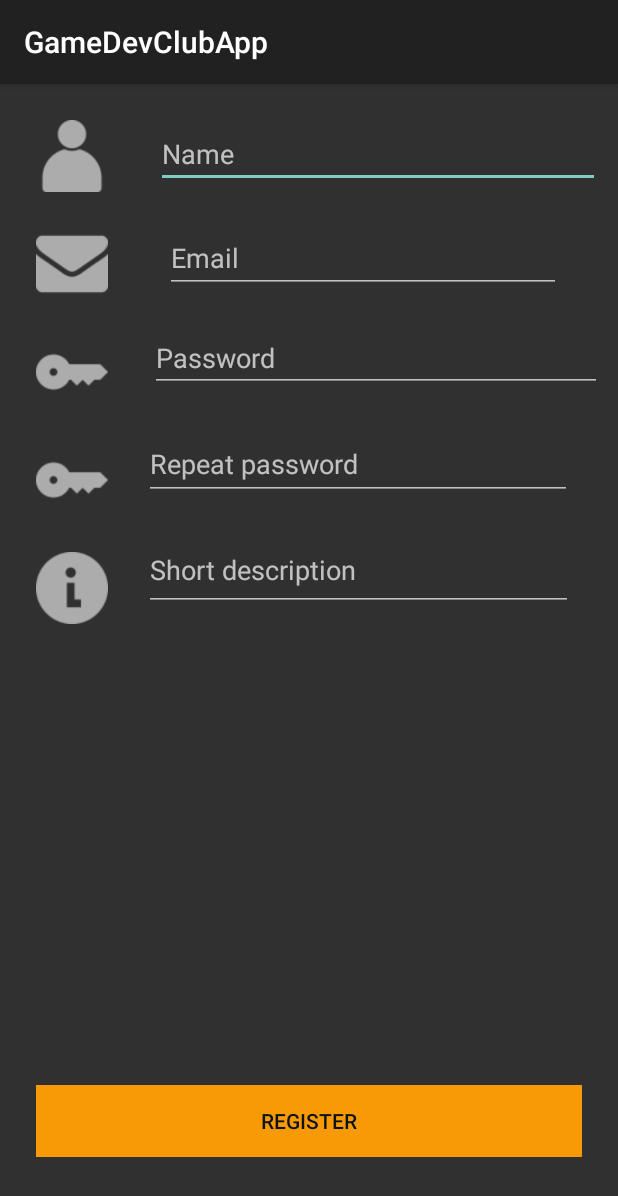
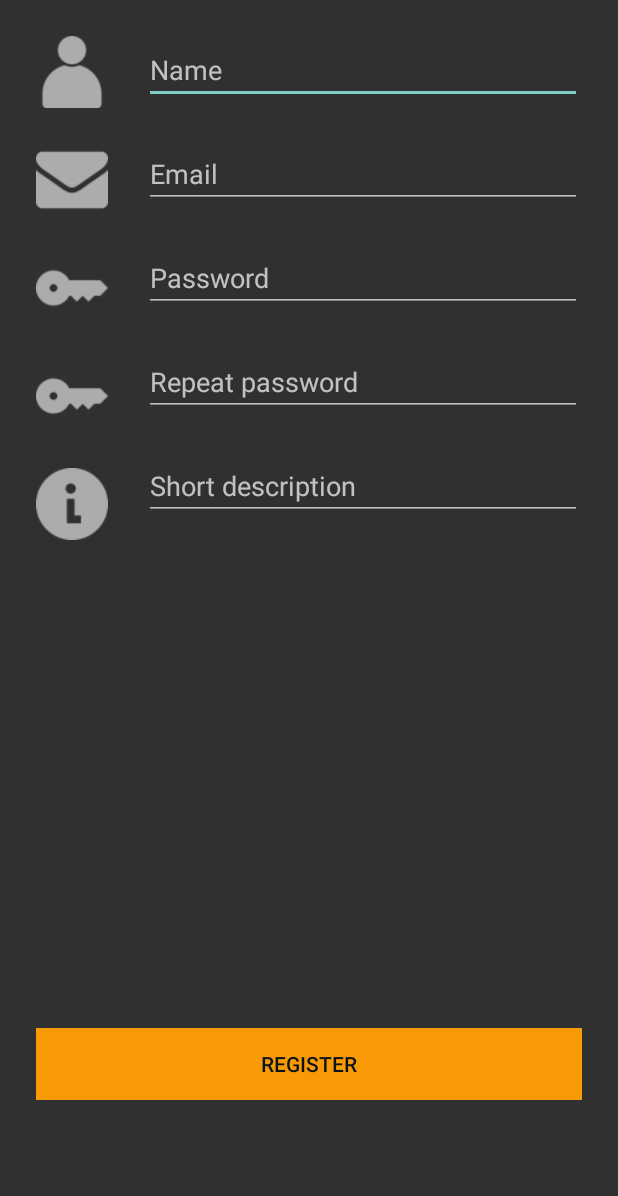
Before and after one commit to KamilHrebeniuk/CollabGamesApp, an Android app: the screen it shows after launch (RegisterActivity), after a tap on "REGISTER", on a phone screen of 412 x 824 dp. Shown: the top 1196 px of the screen. Run offline under Robolectric (Android 15) with nearby library versions, the phone set to English and light mode, and no system bars; our stand-ins replace Volley.

Commit message:
NoActionBar + Przesunięcie guzika rejestracji

```diff
--- a/app/src/main/AndroidManifest.xml
+++ b/app/src/main/AndroidManifest.xml
@@ -10,7 +10,7 @@
             android:label="@string/app_name"
             android:roundIcon="@mipmap/ic_launcher_round"
             android:supportsRtl="true"
-            android:theme="@style/Theme.AppCompat"
+            android:theme="@style/Theme.AppCompat.NoActionBar"
             android:usesCleartextTraffic="true">
         <activity android:name=".MenuGuestActivity">
         </activity>
--- a/app/src/main/res/layout-v26/activity_registration.xml
+++ b/app/src/main/res/layout-v26/activity_registration.xml
@@ -5,7 +5,7 @@
         xmlns:app="http://schemas.android.com/apk/res-auto"
         android:layout_width="match_parent"
         android:layout_height="match_parent"
-        tools:context=".RegistrationActivity">
+        tools:context=".RegisterActivity">
 
     <ImageView
             android:id="@+id/registrationNickImg"
@@ -18,19 +18,17 @@
             app:layout_constraintTop_toTopOf="parent"
             android:layout_marginHorizontal="24dp"
             app:layout_constraintStart_toStartOf="parent" android:layout_marginStart="24dp"
-            app:layout_constraintEnd_toStartOf="@+id/registrationNick" android:layout_marginEnd="24dp"/>
+    />
     <EditText
             android:id="@+id/registrationNick"
             android:layout_width="0dp"
             android:layout_height="wrap_content"
             android:hint="@string/prompt_name"
             android:inputType="textPersonName|textCapWords"
-            app:layout_constraintStart_toEndOf="@+id/registrationNickImg"
-            android:layout_marginStart="8dp"
-            app:layout_constraintEnd_toEndOf="parent" android:layout_marginEnd="12dp" android:layout_marginTop="56dp"
-            app:layout_constraintTop_toTopOf="parent" app:layout_constraintHorizontal_bias="1.0"
-            android:layout_marginVertical="24dp"
-            android:importantForAutofill="no"/>
+            app:layout_constraintEnd_toEndOf="parent" android:layout_marginEnd="8dp" android:layout_marginTop="56dp"
+            app:layout_constraintTop_toTopOf="parent"
+            android:layout_margin="24dp"
+            app:layout_constraintStart_toEndOf="@+id/registrationNickImg" android:layout_marginStart="8dp"/>
     <ImageView
             android:id="@+id/registrationEmailImg"
             android:src="@drawable/envelope"
@@ -43,15 +41,19 @@
             android:layout_marginStart="24dp"/>
     <EditText
             android:id="@+id/registrationEmail"
-            android:layout_width="264dp"
-            android:layout_height="46dp"
+            android:layout_width="0dp"
+            android:layout_height="wrap_content"
             android:hint="@string/prompt_email"
             android:inputType="textEmailAddress"
             android:selectAllOnFocus="true"
             app:layout_constraintStart_toEndOf="@+id/registrationEmailImg"
-            android:layout_marginTop="24dp" app:layout_constraintTop_toBottomOf="@+id/registrationNick"
-            android:layout_marginEnd="8dp" app:layout_constraintEnd_toEndOf="parent" android:layout_marginStart="8dp"
-            android:importantForAutofill="no"/>
+            app:layout_constraintTop_toBottomOf="@+id/registrationNick"
+            app:layout_constraintEnd_toEndOf="parent"
+            android:layout_margin="24dp"
+            app:layout_constraintLeft_toRightOf="@id/registrationEmailImg"
+            android:importantForAutofill="no"
+            android:layout_marginStart="8dp" app:layout_constraintHorizontal_bias="1.0"
+            android:layout_marginTop="24dp"/>
     <ImageView
             android:src="@drawable/key"
             android:id="@+id/registrationPasswordImg"
@@ -59,13 +61,13 @@
             android:layout_height="48dp"
             style="@style/ImageIconsTheme"
             app:layout_constraintDimensionRatio="h,1:1"
-            android:layout_marginTop="8dp"
+            android:layout_marginTop="12dp"
             app:layout_constraintTop_toBottomOf="@+id/registrationEmailImg"
             app:layout_constraintStart_toStartOf="parent" android:layout_marginStart="24dp"/>
     <EditText
             android:id="@+id/registrationPassword"
-            android:layout_width="301dp"
-            android:layout_height="42dp"
+            android:layout_width="0dp"
+            android:layout_height="wrap_content"
             android:hint="@string/prompt_password"
             android:imeActionLabel="@string/action_sign_in_short"
             android:imeOptions="actionDone"
@@ -73,30 +75,37 @@
             android:selectAllOnFocus="true"
             app:layout_constraintStart_toEndOf="@+id/registrationPasswordImg"
 
-            android:layout_marginTop="24dp" app:layout_constraintTop_toBottomOf="@+id/registrationEmail"
-            android:layout_marginStart="28dp" android:importantForAutofill="no"/>
+            android:layout_marginTop="32dp" app:layout_constraintTop_toBottomOf="@+id/registrationEmail"
+            android:layout_marginStart="24dp"
+            android:layout_margin="24dp"
+            app:layout_constraintLeft_toRightOf="@id/registrationPasswordImg" android:layout_marginEnd="8dp"
+            app:layout_constraintEnd_toEndOf="parent"/>
     <ImageView
             android:id="@+id/registrationPasswordRepImg"
             android:src="@drawable/key"
             android:layout_width="48dp"
             android:layout_height="48dp"
             style="@style/ImageIconsTheme" android:layout_span="1"
-            android:layout_marginTop="8dp"
+            android:layout_marginTop="12dp"
             app:layout_constraintTop_toBottomOf="@+id/registrationPasswordImg"
-            app:layout_constraintStart_toStartOf="parent" android:layout_marginStart="24dp"/>
+            app:layout_constraintStart_toStartOf="parent" android:layout_marginStart="24dp"
+            android:contentDescription="RepKeyImg"/>
     <EditText
             android:id="@+id/registrationPasswordRep"
-            android:layout_width="285dp"
-            android:layout_height="48dp"
+            android:layout_width="0dp"
+            android:layout_height="wrap_content"
             android:hint="@string/prompt_repeated_password"
             android:imeActionLabel="@string/action_sign_in_short"
             android:imeOptions="actionDone"
             android:inputType="textPassword"
             android:selectAllOnFocus="true"
             app:layout_constraintStart_toEndOf="@+id/registrationPasswordRepImg"
-
-            android:layout_marginTop="24dp" app:layout_constraintTop_toBottomOf="@+id/registrationPassword"
-            android:layout_marginStart="24dp"/>
+            app:layout_constraintLeft_toRightOf="@id/registrationPasswordRepImg"
+            android:layout_marginTop="32dp"
+            app:layout_constraintTop_toBottomOf="@+id/registrationPassword"
+            android:layout_marginStart="24dp"
+            app:layout_constraintHorizontal_bias="1.0"
+            android:layout_margin="24dp" android:layout_marginEnd="8dp" app:layout_constraintEnd_toEndOf="parent"/>
     <ImageView
             android:id="@+id/registrationShortDescriptionImg"
             android:layout_width="48dp"
@@ -104,23 +113,29 @@
             style="@style/ImageIconsTheme"
             app:srcCompat="@drawable/information"
             app:layout_constraintStart_toStartOf="parent"
-            android:layout_marginStart="24dp" android:layout_marginTop="8dp"
-            app:layout_constraintTop_toBottomOf="@+id/registrationPasswordRepImg"/>
+            android:layout_marginStart="24dp" android:layout_marginTop="12dp"
+            app:layout_constraintTop_toBottomOf="@+id/registrationPasswordRepImg"
+            android:contentDescription="DescImg"/>
     <EditText
             android:id="@+id/registrationShortDescription"
-            android:layout_width="286dp"
-            android:layout_height="50dp"
+            android:layout_width="0dp"
+            android:layout_height="wrap_content"
             android:hint="@string/prompt_short_description"
             android:imeActionLabel="@string/action_sign_in_short"
             android:imeOptions="actionDone"
             android:inputType="textImeMultiLine"
-            android:lines="5"
+            android:singleLine="false"
+            android:maxLines="4"
+            android:lines="4"
             android:selectAllOnFocus="true"
             android:gravity="top"
-
+            app:layout_constraintLeft_toRightOf="@id/registrationShortDescriptionImg"
             app:layout_constraintStart_toEndOf="@+id/registrationShortDescriptionImg"
             android:layout_marginTop="24dp"
-            app:layout_constraintTop_toBottomOf="@+id/registrationPasswordRep" android:layout_marginStart="24dp"/>
+            app:layout_constraintHorizontal_bias="1.0"
+            android:layout_margin="24dp"
+            app:layout_constraintTop_toBottomOf="@+id/registrationPasswordRep" android:layout_marginStart="24dp"
+            android:layout_marginEnd="8dp" app:layout_constraintEnd_toEndOf="parent"/>
     <Button
             style="@style/ButtonsTheme"
             android:id="@+id/button_register"
@@ -130,10 +145,12 @@
             android:layout_gravity="center"
             android:text="@string/action_register"
             android:background="@color/colorLogoOrange"
-            android:layout_span="3" android:layout_marginBottom="24dp" app:layout_constraintBottom_toBottomOf="parent"
+            android:layout_span="3" android:layout_marginBottom="40dp" app:layout_constraintBottom_toBottomOf="parent"
             app:layout_constraintStart_toStartOf="parent" android:layout_marginStart="24dp"
             app:layout_constraintEnd_toEndOf="parent" android:layout_marginEnd="24dp"
             android:layout_marginTop="287dp" app:layout_constraintTop_toBottomOf="@+id/registrationShortDescription"/>
+    <android.support.constraint.Group android:layout_width="wrap_content" android:layout_height="wrap_content"
+                                      android:id="@+id/group"/>
 
 
 </android.support.constraint.ConstraintLayout>
--- a/app/src/main/res/layout/activity_registration.xml
+++ b/app/src/main/res/layout/activity_registration.xml
@@ -145,7 +145,7 @@
             android:layout_gravity="center"
             android:text="@string/action_register"
             android:background="@color/colorLogoOrange"
-            android:layout_span="3" android:layout_marginBottom="24dp" app:layout_constraintBottom_toBottomOf="parent"
+            android:layout_span="3" android:layout_marginBottom="40dp" app:layout_constraintBottom_toBottomOf="parent"
             app:layout_constraintStart_toStartOf="parent" android:layout_marginStart="24dp"
             app:layout_constraintEnd_toEndOf="parent" android:layout_marginEnd="24dp"
             android:layout_marginTop="287dp" app:layout_constraintTop_toBottomOf="@+id/registrationShortDescription"/>
--- a/app/src/main/res/values/styles.xml
+++ b/app/src/main/res/values/styles.xml
@@ -9,9 +9,6 @@
         <item name="editTextColor">@color/colorText</item>
         <item name="actionButtonStyle">@color/colorAccent</item>
         <item name="android:windowBackground">@color/colorBackground</item>
-        <item name="android:navigationBarColor">@color/colorMenuBackground</item>
-
-
     </style>
 
     <!-- Buttons styles -->
```
